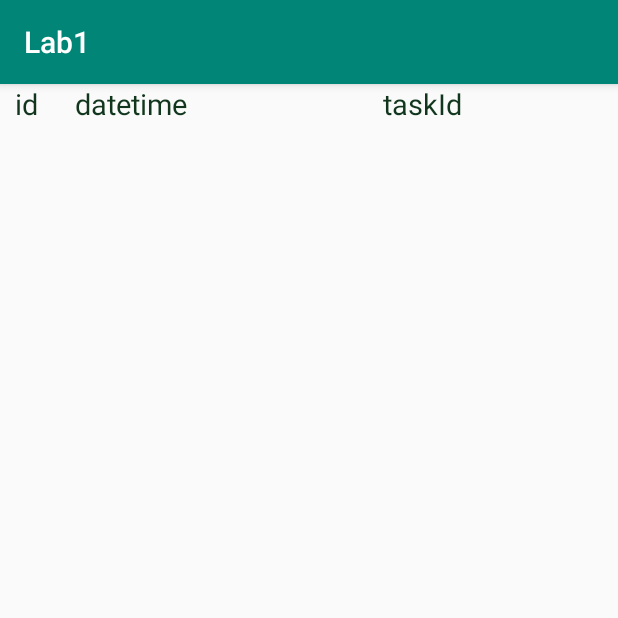
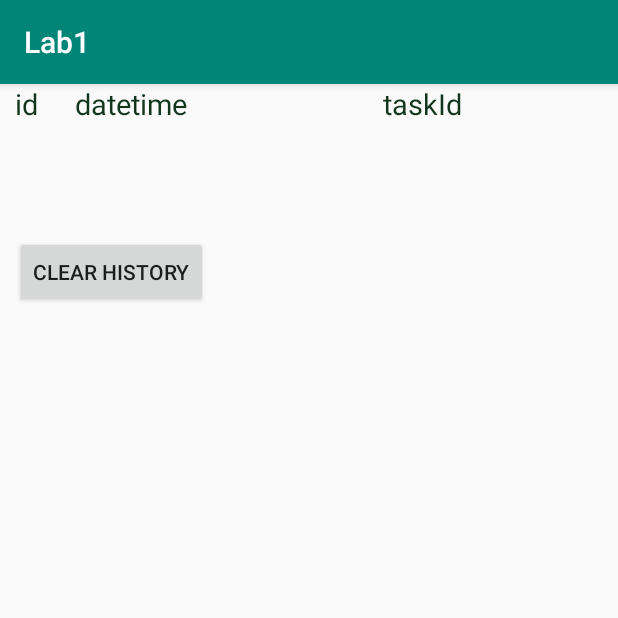
Before and after one commit to janglaide/KotlinLab, an Android app: the HistoryActivity screen opened directly, with no data from a screen before it, on a phone screen of 412 x 824 dp, the top half of it. Run offline under Robolectric (Android 15) with nearby library versions, the phone set to English and light mode, and no system bars; 3 statements that could not run were skipped.

Commit message:
clear history button added

```diff
--- a/app/src/main/java/com/example/lab1/HistoryActivity.kt
+++ b/app/src/main/java/com/example/lab1/HistoryActivity.kt
@@ -47,9 +47,12 @@ class HistoryActivity : AppCompatActivity() {
 
     }
 
-    fun onBackClicked(view: View){
+    fun onClearHistoryClicked(view: View){
         setResult(Activity.RESULT_OK)
         finish()
+
+        val db = DBOpenHelperHistory(this, null)
+        db.deleteAll()
 
         val intent = Intent(this, MainActivity::class.java)
         startActivity(intent)
--- a/app/src/main/res/layout/activity_history.xml
+++ b/app/src/main/res/layout/activity_history.xml
@@ -4,15 +4,27 @@
     xmlns:tools="http://schemas.android.com/tools"
     android:layout_width="match_parent"
     android:layout_height="match_parent"
-    tools:context=".HistoryActivity">
+    tools:context=".HistoryActivity"
+    android:orientation="vertical">
 
     <TextView
         android:id="@+id/historyView"
         android:textColor="#11361d"
         android:textSize="19sp"
         android:layout_marginLeft="@dimen/button_left_margin"
-        android:layout_width="wrap_content"
+        android:layout_width="match_parent"
         android:layout_height="wrap_content"
         android:layout_marginStart="@dimen/button_left_margin" />
 
+    <Button
+        android:layout_width="wrap_content"
+        android:layout_height="wrap_content"
+        android:text="@string/clear_history"
+        android:layout_marginTop="30sp"
+        android:layout_marginLeft="@dimen/button_left_margin"
+        android:layout_marginStart="@dimen/button_left_margin"
+        android:onClick="onClearHistoryClicked">
+
+    </Button>
+
 </LinearLayout>
--- a/app/src/main/res/values/strings.xml
+++ b/app/src/main/res/values/strings.xml
@@ -12,6 +12,7 @@
     <string name="type">Type:</string>
     <string name="history">History</string>
     <string name="back">Back</string>
+    <string name="clear_history">Clear history</string>
     <string-array name="tasks">
         <item>
 Describe all present tenses using examples</item>
```
Also changed, not shown: app/src/main/java/com/example/lab1/DBOpenHelperHistory.kt (+5 -5 lines).
